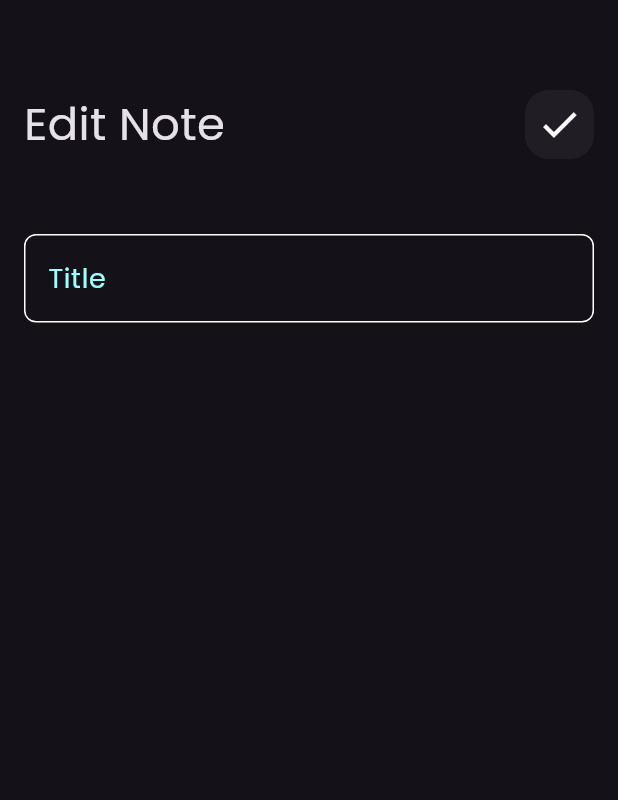
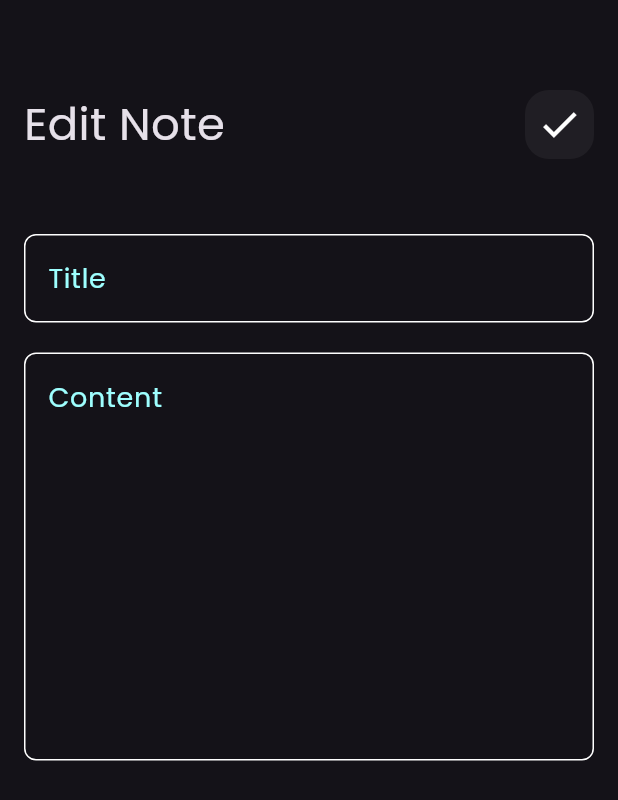
Before and after one commit to raneem-fayez/notes_app, a Flutter app: the EditNoteView screen opened directly, on a phone screen of 412 x 824 dp. Shown: the top 800 px of the screen. Run offline on Flutter 3.47's test engine with Material 3 defaults, Android fonts, the phone set to English and light mode, and no system bars; our stand-ins replace font_awesome_flutter.

Commit message:
edit note ui done

```diff
--- a/lib/main.dart
+++ b/lib/main.dart
@@ -1,5 +1,4 @@
 import 'package:flutter/material.dart';
-import 'package:notes_app/views/edit_note_view.dart';
 import 'package:notes_app/views/notes_view.dart';
 
 void main() {
--- a/lib/widgets/custom_text_field.dart
+++ b/lib/widgets/custom_text_field.dart
@@ -12,7 +12,10 @@ class CustomTextField extends StatelessWidget {
       cursorColor: kPrimaryColor,
       decoration: InputDecoration(
         hintText: hinyText,
-        hintStyle: const TextStyle(color: kPrimaryColor, fontSize: 18),
+        hintStyle: const TextStyle(
+          color: kPrimaryColor,
+          fontSize: 18,
+        ),
         border: buildBorder(),
         focusedBorder: buildBorder(kPrimaryColor),
         enabledBorder: buildBorder(),
--- a/lib/widgets/edit_note_view_body.dart
+++ b/lib/widgets/edit_note_view_body.dart
@@ -7,8 +7,8 @@ class EditNoteViewBody extends StatelessWidget {
 
   @override
   Widget build(BuildContext context) {
-    return Padding(
-      padding: const EdgeInsets.symmetric(horizontal: 16),
+    return const Padding(
+      padding: EdgeInsets.symmetric(horizontal: 16),
       child: Column(
         children: [
           SizedBox(
@@ -21,7 +21,14 @@ class EditNoteViewBody extends StatelessWidget {
           SizedBox(
             height: 50,
           ),
-          CustomTextField(hinyText: 'Title')
+          CustomTextField(hinyText: 'Title'),
+          SizedBox(
+            height: 20,
+          ),
+          CustomTextField(
+            hinyText: 'Content',
+            maxLines: 10,
+          )
         ],
       ),
     );
```
